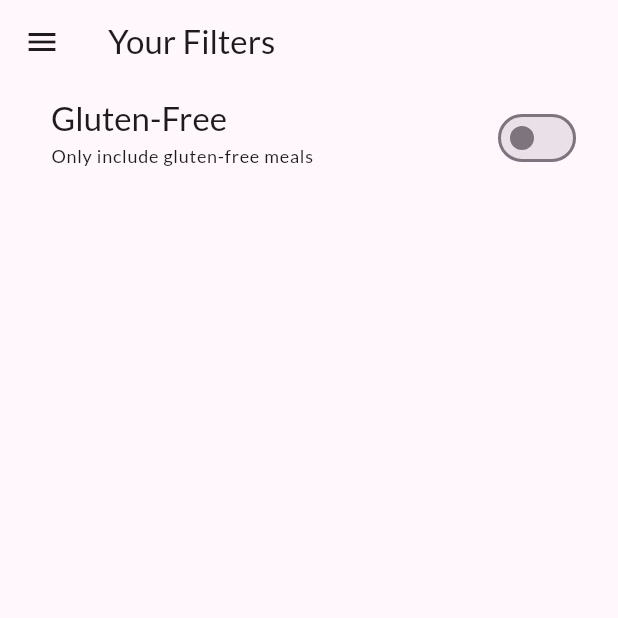
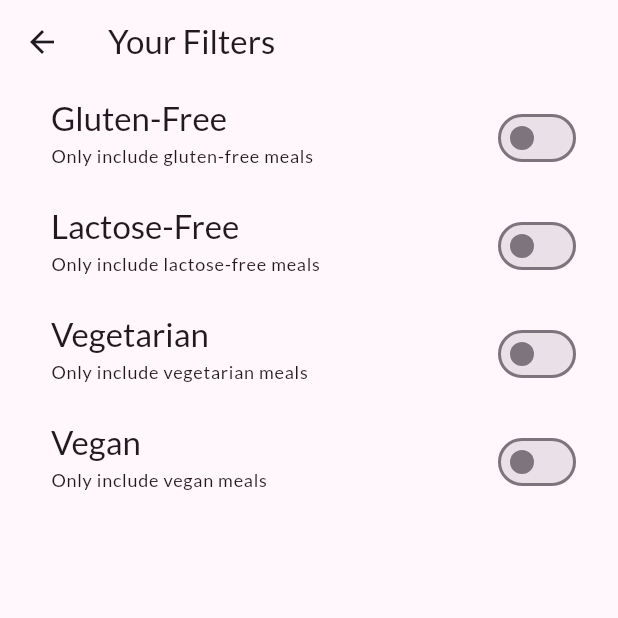
Before and after one commit to AtharvaParadkar/Meals-App, a Flutter app: the FiltersScreen screen opened directly, on a phone screen of 412 x 824 dp, the top half of it. Run offline on Flutter 3.47's test engine with Material 3 defaults, Android fonts, the phone set to English and light mode, and no system bars; our stand-ins replace google_fonts, transparent_image.

Commit message:
Adding More Filter Options

```diff
--- a/lib/screens/filters.dart
+++ b/lib/screens/filters.dart
@@ -1,6 +1,6 @@
 import 'package:flutter/material.dart';
-import 'package:meals_app/screens/tabs.dart';
-import 'package:meals_app/widgets/main_drawer.dart';
+// import 'package:meals_app/screens/tabs.dart';
+// import 'package:meals_app/widgets/main_drawer.dart';
 
 class FiltersScreen extends StatefulWidget {
   const FiltersScreen({super.key});
@@ -11,24 +11,27 @@ class FiltersScreen extends StatefulWidget {
 
 class _FiltersScreenState extends State<FiltersScreen> {
   var _glutenFreeFilterSet = false;
+  var _lactoseFreeFilterSet = false;
+  var _vegetarianFreeFilterSet = false;
+  var _veganFreeFilterSet = false;
   @override
   Widget build(BuildContext context) {
     return Scaffold(
       appBar: AppBar(
         title: const Text('Your Filters'),
       ),
-      drawer: MainDrawer(
-        onSelectScreen: (identifier) {
-          Navigator.of(context).pop();
-          if (identifier == 'meals') {
-            Navigator.of(context).pushReplacement(
-              MaterialPageRoute(
-                builder: (ctx) => const TabsScreen(),
-              ),
-            );
-          }
-        },
-      ),
+      // drawer: MainDrawer(
+      //   onSelectScreen: (identifier) {
+      //     Navigator.of(context).pop();
+      //     if (identifier == 'meals') {
+      //       Navigator.of(context).pushReplacement(
+      //         MaterialPageRoute(
+      //           builder: (ctx) => const TabsScreen(),
+      //         ),
+      //       );
+      //     }
+      //   },
+      // ),
       body: Column(
         children: [
           SwitchListTile(
@@ -53,6 +56,72 @@ class _FiltersScreenState extends State<FiltersScreen> {
             activeColor: Theme.of(context).colorScheme.tertiary,
             contentPadding: const EdgeInsets.only(left: 34, right: 24),
           ),
+          SwitchListTile(
+            value: _lactoseFreeFilterSet,
+            onChanged: (isChecked) {
+              setState(() {
+                _lactoseFreeFilterSet = isChecked;
+              });
+            },
+            title: Text(
+              'Lactose-Free',
+              style: Theme.of(context).textTheme.titleLarge!.copyWith(
+                    color: Theme.of(context).colorScheme.onSurface,
+                  ),
+            ),
+            subtitle: Text(
+              'Only include lactose-free meals',
+              style: Theme.of(context).textTheme.labelMedium!.copyWith(
+                    color: Theme.of(context).colorScheme.onSurface,
+                  ),
+            ),
+            activeColor: Theme.of(context).colorScheme.tertiary,
+            contentPadding: const EdgeInsets.only(left: 34, right: 24),
+          ),
+          SwitchListTile(
+            value: _vegetarianFreeFilterSet,
+            onChanged: (isChecked) {
+              setState(() {
+                _vegetarianFreeFilterSet = isChecked;
+              });
+            },
+            title: Text(
+              'Vegetarian',
+              style: Theme.of(context).textTheme.titleLarge!.copyWith(
+                    color: Theme.of(context).colorScheme.onSurface,
+                  ),
+            ),
+            subtitle: Text(
+              'Only include vegetarian meals',
+              style: Theme.of(context).textTheme.labelMedium!.copyWith(
+                    color: Theme.of(context).colorScheme.onSurface,
+                  ),
+            ),
+            activeColor: Theme.of(context).colorScheme.tertiary,
+            contentPadding: const EdgeInsets.only(left: 34, right: 24),
+          ),
+          SwitchListTile(
+            value: _veganFreeFilterSet,
+            onChanged: (isChecked) {
+              setState(() {
+                _veganFreeFilterSet = isChecked;
+              });
+            },
+            title: Text(
+              'Vegan',
+              style: Theme.of(context).textTheme.titleLarge!.copyWith(
+                    color: Theme.of(context).colorScheme.onSurface,
+                  ),
+            ),
+            subtitle: Text(
+              'Only include vegan meals',
+              style: Theme.of(context).textTheme.labelMedium!.copyWith(
+                    color: Theme.of(context).colorScheme.onSurface,
+                  ),
+            ),
+            activeColor: Theme.of(context).colorScheme.tertiary,
+            contentPadding: const EdgeInsets.only(left: 34, right: 24),
+          ),
         ],
       ),
     );
--- a/lib/screens/tabs.dart
+++ b/lib/screens/tabs.dart
@@ -50,7 +50,7 @@ class _TabsScreenState extends State<TabsScreen> {
   void _setScreen(String indentifier) {
     Navigator.of(context).pop();
     if (indentifier == 'filters') {
-      Navigator.of(context).pushReplacement(
+      Navigator.of(context).push(
         MaterialPageRoute(
           builder: (ctx) => const FiltersScreen(),
         ),
```
